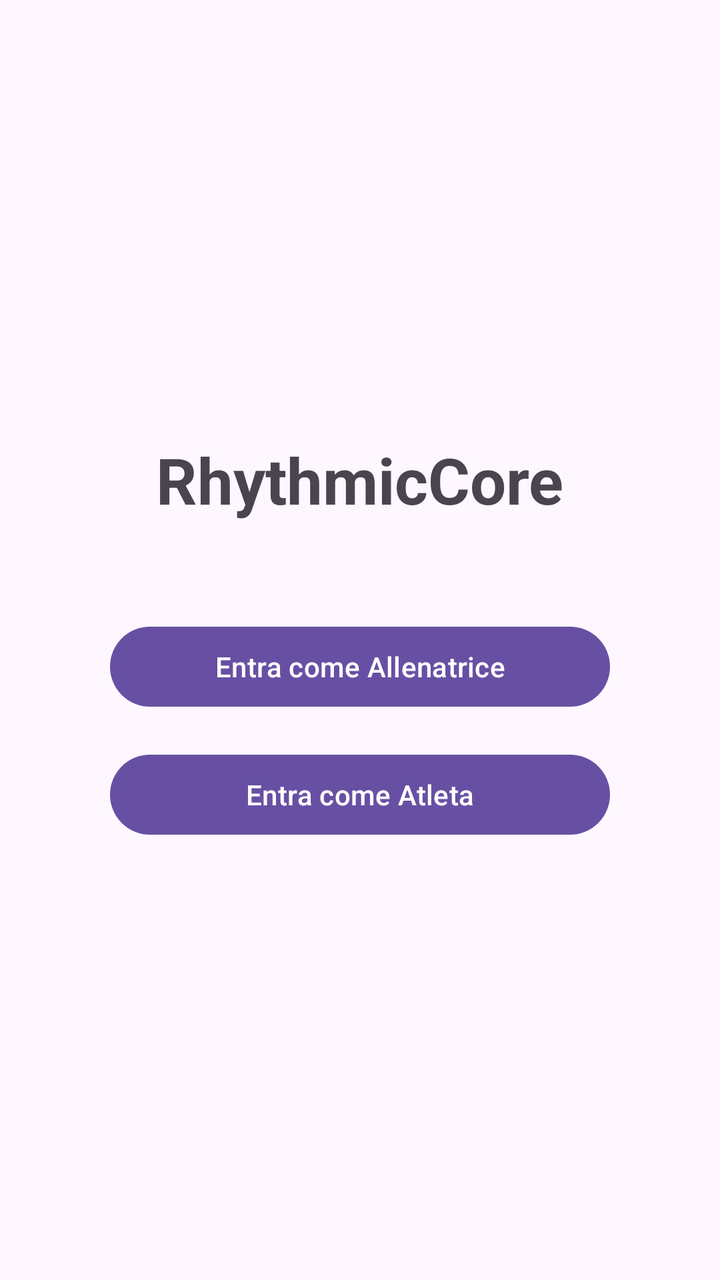
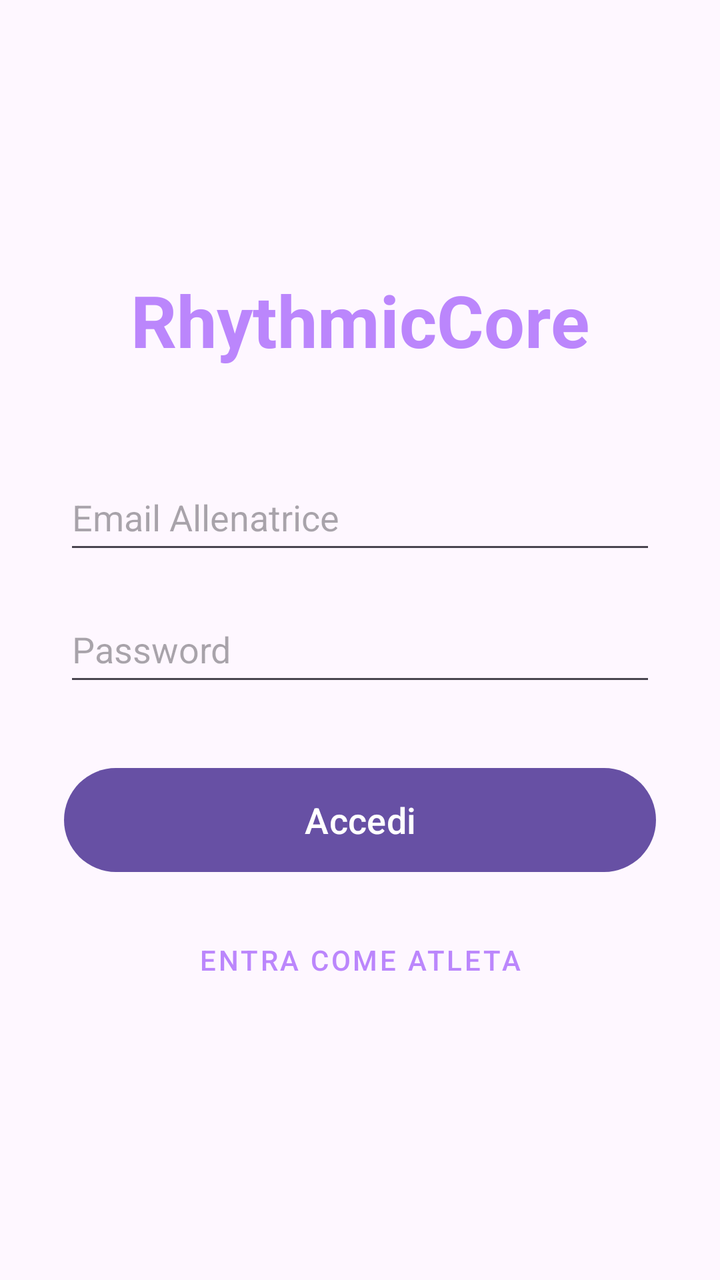

An Android layout rendered at two revisions. The XML below is the earlier revision; the diff shows what the commit changed to produce the second picture.
<!-- AndroidManifest.xml: application theme Theme.GinnasticaRitmica -->
<!-- res/layout/fragment_login.xml -->
<?xml version="1.0" encoding="utf-8"?>
<layout xmlns:android="http://schemas.android.com/apk/res/android"
    xmlns:tools="http://schemas.android.com/tools">

    <LinearLayout
        android:layout_width="match_parent"
        android:layout_height="match_parent"
        android:orientation="vertical"
        android:gravity="center"
        tools:context=".LoginFragment">

        <TextView
            android:layout_width="wrap_content"
            android:layout_height="wrap_content"
            android:text="RhythmicCore"
            android:textSize="32sp"
            android:textStyle="bold"
            android:layout_marginBottom="48dp" />

        <Button
            android:id="@+id/btnCoach"
            android:layout_width="250dp"
            android:layout_height="wrap_content"
            android:text="Entra come Allenatrice"
            android:layout_marginBottom="16dp" />

        <Button
            android:id="@+id/btnAthlete"
            android:layout_width="250dp"
            android:layout_height="wrap_content"
            android:text="Entra come Atleta" />

    </LinearLayout>
</layout>
<!-- resources referenced by this layout -->
<resources>
  <style name="Theme.GinnasticaRitmica" parent="Base.Theme.GinnasticaRitmica" />
  <style name="Base.Theme.GinnasticaRitmica" parent="Theme.Material3.DayNight.NoActionBar">
          
          
      </style>
</resources>

<!-- the commit's change to res/layout/fragment_login.xml (unified diff, before → after) -->
@@ -7,28 +7,50 @@
         android:layout_height="match_parent"
         android:orientation="vertical"
         android:gravity="center"
+        android:padding="32dp"
+        android:background="?android:attr/colorBackground"
         tools:context=".LoginFragment">
 
         <TextView
             android:layout_width="wrap_content"
             android:layout_height="wrap_content"
             android:text="RhythmicCore"
-            android:textSize="32sp"
+            android:textSize="36sp"
             android:textStyle="bold"
+            android:textColor="#BB86FC"
             android:layout_marginBottom="48dp" />
 
+        <EditText
+            android:id="@+id/emailInput"
+            android:layout_width="match_parent"
+            android:layout_height="50dp"
+            android:hint="Email Allenatrice"
+            android:inputType="textEmailAddress"
+            android:layout_marginBottom="16dp"/>
+
+        <EditText
+            android:id="@+id/passwordInput"
+            android:layout_width="match_parent"
+            android:layout_height="50dp"
+            android:hint="Password"
+            android:inputType="textPassword"
+            android:layout_marginBottom="32dp"/>
+
         <Button
-            android:id="@+id/btnCoach"
-            android:layout_width="250dp"
-            android:layout_height="wrap_content"
-            android:text="Entra come Allenatrice"
+            android:id="@+id/btnAccedi"
+            android:layout_width="match_parent"
+            android:layout_height="60dp"
+            android:text="Accedi"
+            android:textSize="18sp"
             android:layout_marginBottom="16dp" />
 
         <Button
             android:id="@+id/btnAthlete"
-            android:layout_width="250dp"
+            style="@style/Widget.MaterialComponents.Button.TextButton"
+            android:layout_width="match_parent"
             android:layout_height="wrap_content"
-            android:text="Entra come Atleta" />
+            android:text="Entra come Atleta"
+            android:textColor="#BB86FC" />
 
     </LinearLayout>
 </layout>
